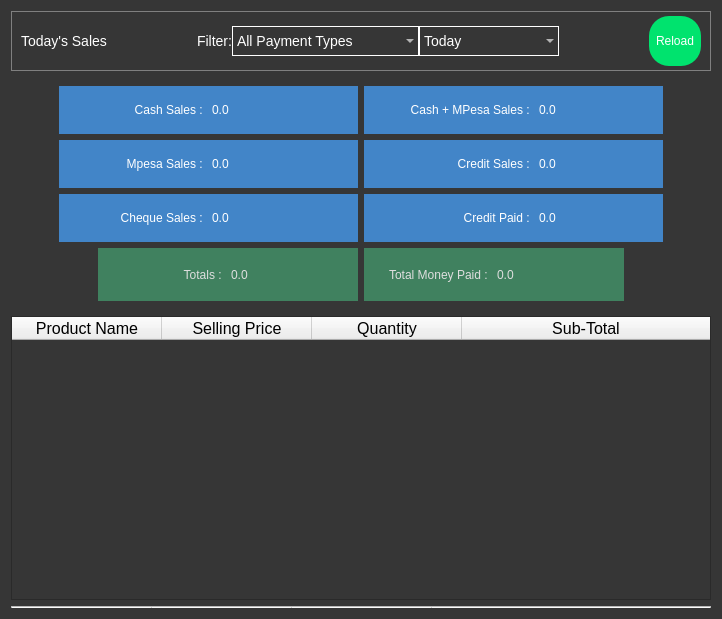
Before: the Qt Designer form msale/forms/salesdialog.ui in allankoechke/Msale-Point-Of-Sale-Application, drawn with Qt 5.
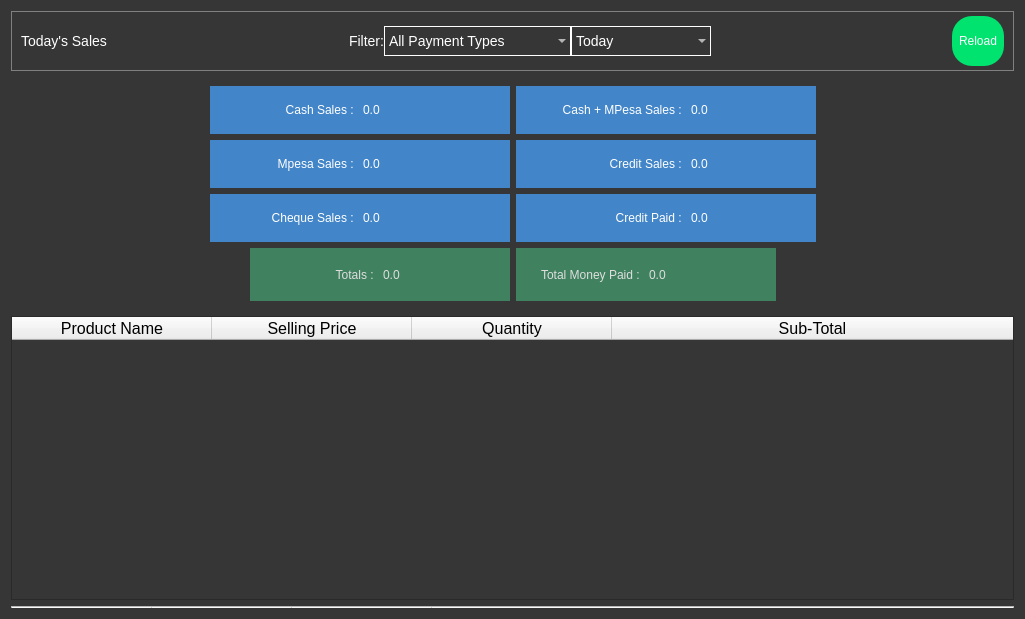
After: the same form once the commit is applied.

```diff
--- a/msale/forms/salesdialog.ui
+++ b/msale/forms/salesdialog.ui
@@ -6,10 +6,16 @@
    <rect>
     <x>0</x>
     <y>0</y>
-    <width>718</width>
+    <width>1025</width>
     <height>619</height>
    </rect>
   </property>
+  <property name="minimumSize">
+   <size>
+    <width>900</width>
+    <height>600</height>
+   </size>
+  </property>
   <property name="windowTitle">
    <string>Sales</string>
   </property>
@@ -724,7 +730,7 @@
       <enum>QAbstractItemView::NoSelection</enum>
      </property>
      <attribute name="horizontalHeaderDefaultSectionSize">
-      <number>150</number>
+      <number>200</number>
      </attribute>
      <attribute name="horizontalHeaderMinimumSectionSize">
       <number>40</number>
```
